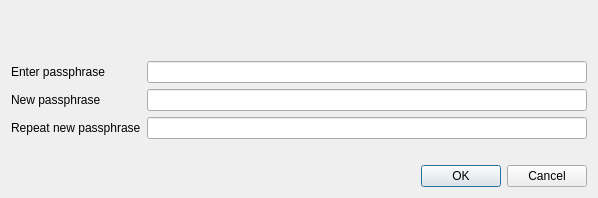
eightyfourcoin/84, file src/qt/forms/askpassphrasedialog.ui: the form before one commit.
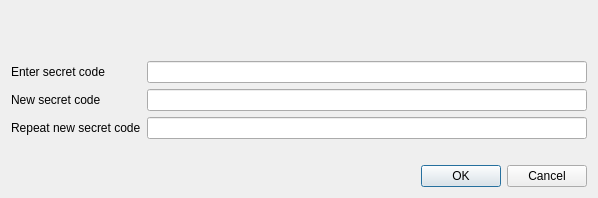
The form after the commit.

```diff
--- a/src/qt/forms/askpassphrasedialog.ui
+++ b/src/qt/forms/askpassphrasedialog.ui
@@ -44,7 +44,7 @@
      <item row="0" column="0">
       <widget class="QLabel" name="passLabel1">
        <property name="text">
-        <string>Enter passphrase</string>
+        <string>Enter secret code</string>
        </property>
       </widget>
      </item>
@@ -58,7 +58,7 @@
      <item row="1" column="0">
       <widget class="QLabel" name="passLabel2">
        <property name="text">
-        <string>New passphrase</string>
+        <string>New secret code</string>
        </property>
       </widget>
      </item>
@@ -72,7 +72,7 @@
      <item row="2" column="0">
       <widget class="QLabel" name="passLabel3">
        <property name="text">
-        <string>Repeat new passphrase</string>
+        <string>Repeat new secret code</string>
        </property>
       </widget>
      </item>
```
